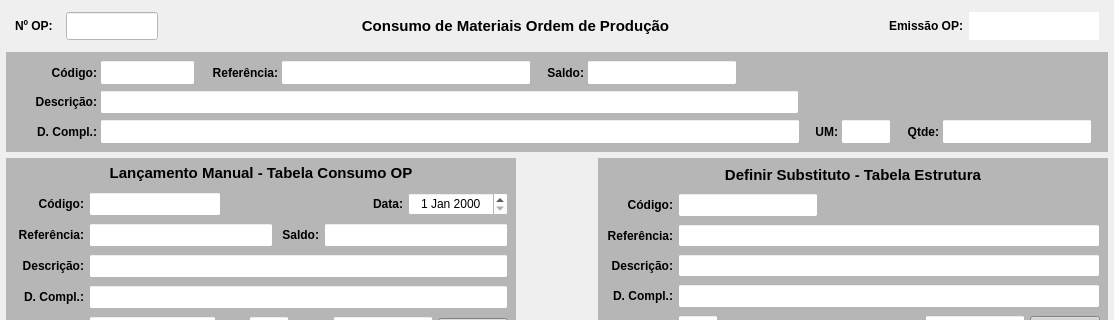
The window that forms/tela_op_consumir.ui (Azevedo84/erp_suzuki) describes before a commit, drawn with Qt 5; both pictures show x 0 to 1114 and y 0 to 320 of the 1114 by 680 pixel window.
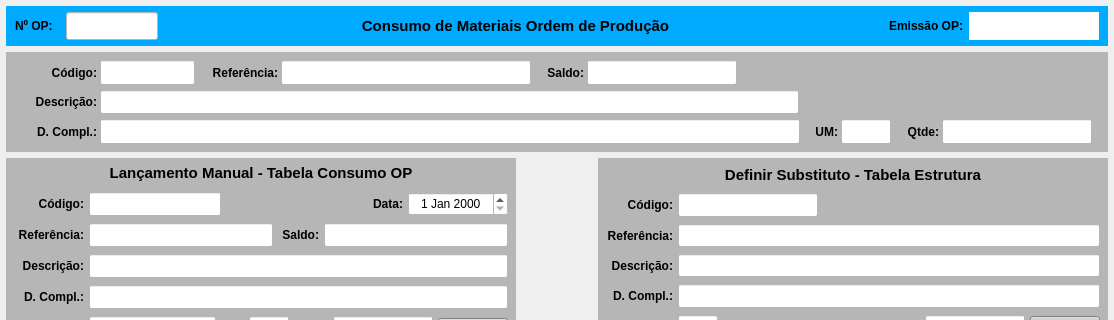
The same window after the commit. Icons and pictures are not drawn.

Patch:
```diff
--- a/forms/tela_op_consumir.ui
+++ b/forms/tela_op_consumir.ui
@@ -54,7 +54,7 @@
        </size>
       </property>
       <property name="styleSheet">
-       <string notr="true"/>
+       <string notr="true">background-color: rgb(0, 170, 255);</string>
       </property>
       <layout class="QHBoxLayout" name="horizontalLayout">
        <property name="topMargin">
```
